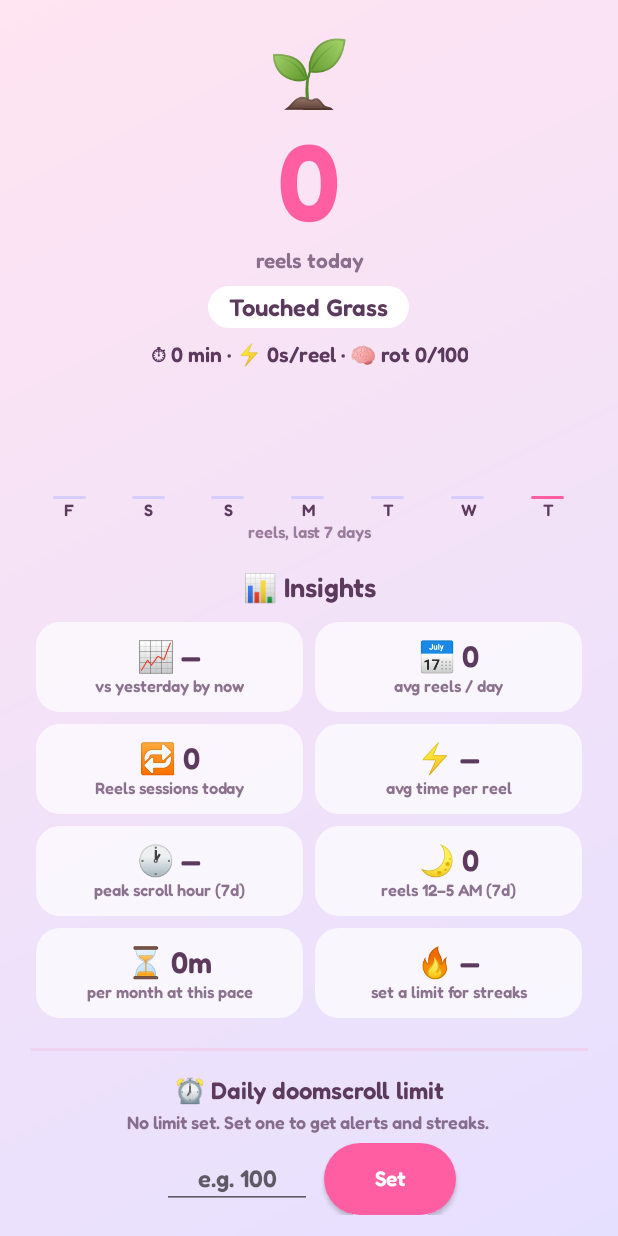
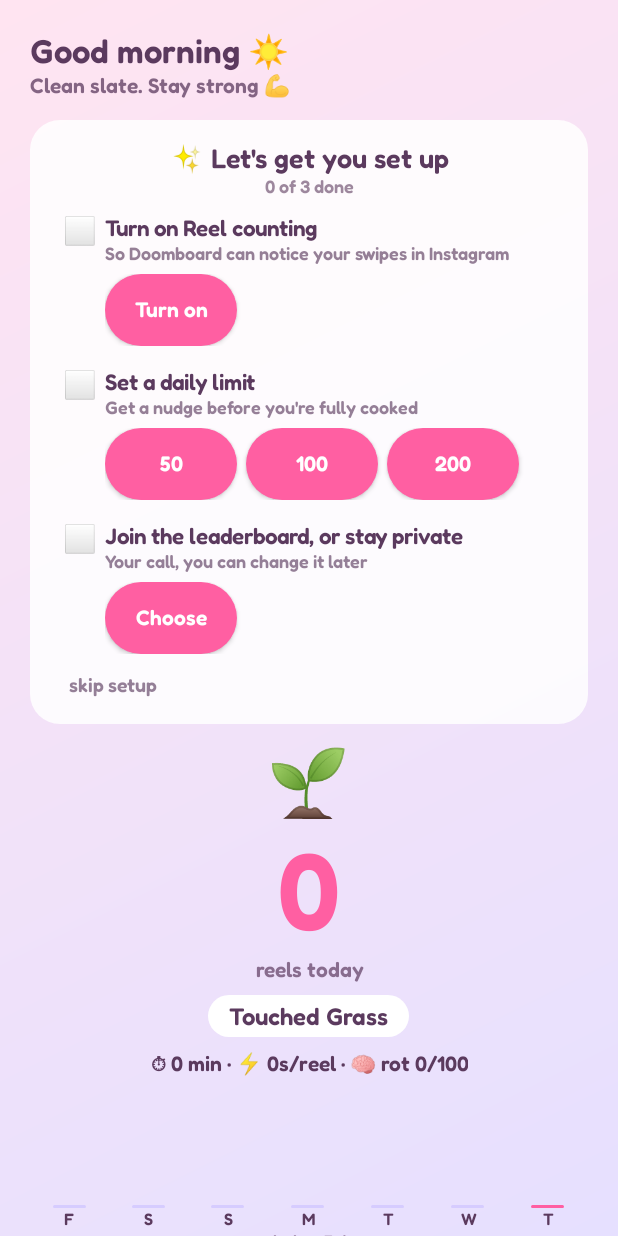
Before and after one commit to DevaP06/doomboard-android, an Android app: the screen it shows after launch (MainActivity), on a phone screen of 412 x 824 dp. Run offline under Robolectric (Android 15) with nearby library versions, the phone set to English and light mode, and no system bars.

Commit message:
Landing page (docs/, for GitHub Pages) and friendlier first-run UX (v0.3.0)
- docs/index.html: hero with animated phone demo, features, titles, live
  leaderboard from Supabase (read-only, nicknames as text), honest install
  steps incl. the Play Protect block, FAQ. Light/dark, checked at 360px.
- App: time-of-day greeting with nickname, a roast line by count/limit, and
  a "Let's get you set up" checklist (counting, one-tap limit chips,
  leaderboard choice) that disappears when done or skipped.

Co-Authored-By: Claude Opus 5.5 <noreply@anthropic.com>

```diff
--- a/app/build.gradle.kts
+++ b/app/build.gradle.kts
@@ -18,8 +18,8 @@ android {
         applicationId = "app.doomboard"
         minSdk = 26
         targetSdk = 36
-        versionCode = 2
-        versionName = "0.2.0"
+        versionCode = 3
+        versionName = "0.3.0"
     }
 
     signingConfigs {
--- a/app/src/main/java/app/doomboard/Fun.kt
+++ b/app/src/main/java/app/doomboard/Fun.kt
@@ -26,4 +26,27 @@ object Fun {
     private val ANIMAL = listOf("Otter", "Goblin", "Panda", "Raccoon", "Potato", "Gremlin", "Capybara", "Noodle", "Pigeon", "Llama", "Walrus", "Toast")
 
     fun randomNick() = ADJ.random() + ANIMAL.random() + (10..99).random()
+
+    // Home-screen greeting by time of day.
+    fun greeting(hour: Int, nick: String?): String {
+        val name = nick?.let { ", $it" } ?: ""
+        return when (hour) {
+            in 0..4 -> "It's ${if (hour == 0) 12 else hour} AM$name. Go to sleep 😭"
+            in 5..11 -> "Good morning$name ☀️"
+            in 12..16 -> "Good afternoon$name 👋"
+            in 17..21 -> "Good evening$name 🌆"
+            else -> "Late-night scroll$name? 🌙"
+        }
+    }
+
+    // One-line roast under the greeting. Being over the limit wins over everything else.
+    fun roast(reels: Int, limit: Int): String = when {
+        limit in 1..reels -> if (reels == limit) "That's your limit. Put it down, bestie 🛑" else "${reels - limit} over your limit. We need to talk 🛑"
+        reels == 0 -> "Clean slate. Stay strong 💪"
+        reels < 10 -> "Barely touched it. Proud of you 🌱"
+        reels < 50 -> "Casual scrolling. For now 👀"
+        reels < 100 -> "The rabbit hole is calling 🐇"
+        reels < 200 -> "Bestie… put the phone down 🫠"
+        else -> "You are the algorithm now 🧟"
+    }
 }
--- a/app/src/main/java/app/doomboard/MainActivity.kt
+++ b/app/src/main/java/app/doomboard/MainActivity.kt
@@ -39,6 +39,10 @@ class MainActivity : Activity() {
     private lateinit var font: Typeface
     private val main = Handler(Looper.getMainLooper())
 
+    private lateinit var scroll: ScrollView
+    private lateinit var greeting: TextView
+    private lateinit var roast: TextView
+    private lateinit var onboardBox: LinearLayout
     private lateinit var mood: TextView
     private lateinit var count: TextView
     private lateinit var title: TextView
@@ -58,6 +62,7 @@ class MainActivity : Activity() {
     private val tick = object : Runnable {
         override fun run() {
             renderStats()
+            renderGreeting()
             if (Debug.enabled) debugText.text = Debug.text()
             if (store.profile != null && mode == null && System.currentTimeMillis() - boardLoadedAt > 30_000) renderBoard()
             main.postDelayed(this, 1000)
@@ -70,9 +75,15 @@ class MainActivity : Activity() {
         font = resources.getFont(R.font.fredoka)
 
         val col = vbox().apply { setPadding(dp(20), dp(20), dp(20), dp(20)) }
+        greeting = text("", 22f).apply { gravity = Gravity.START }
+        roast = text("", 14f, alpha = 0.75f).apply { gravity = Gravity.START }
+        col.addView(greeting, LinearLayout.LayoutParams(MATCH_PARENT, WRAP_CONTENT))
+        col.addView(roast, LinearLayout.LayoutParams(MATCH_PARENT, WRAP_CONTENT))
+        onboardBox = vbox()
+        col.addView(onboardBox, LinearLayout.LayoutParams(MATCH_PARENT, WRAP_CONTENT).apply { topMargin = dp(14) })
         mood = text("", 44f)
         count = text("0", 72f, PINK)
-        col.addView(mood)
+        col.addView(mood, lp(top = 10))
         col.addView(count)
         col.addView(text("reels today", 14f, alpha = 0.7f))
         title = text("", 16f).apply { background = pill(Color.WHITE); setPadding(dp(14), dp(4), dp(14), dp(4)) }
@@ -105,7 +116,7 @@ class MainActivity : Activity() {
         }
         col.addView(debugText, LinearLayout.LayoutParams(MATCH_PARENT, WRAP_CONTENT))
 
-        val scroll = ScrollView(this).apply {
+        scroll = ScrollView(this).apply {
             addView(col)
             isFillViewport = true
             background = GradientDrawable(GradientDrawable.Orientation.TL_BR, intArrayOf(0xFFFFE4F1.toInt(), 0xFFE6E0FF.toInt()))
@@ -122,6 +133,7 @@ class MainActivity : Activity() {
     override fun onResume() {
         super.onResume()
         statsSignature = null
+        renderGreeting()
         renderService()
         renderSettings()
         renderBoard()
@@ -185,6 +197,7 @@ class MainActivity : Activity() {
 
     // --- settings: daily limit alerts + pop-up counter ---
     private fun renderSettings() {
+        if (::onboardBox.isInitialized) renderOnboarding() // setting a limit ticks the checklist
         settingsBox.removeAllViews()
         val limit = store.limit
         settingsBox.addView(text("⏰ Daily doomscroll limit", 16f))
@@ -233,6 +246,62 @@ class MainActivity : Activity() {
         }
     }
 
+    // --- greeting + first-run setup checklist ---
+    private fun renderGreeting() {
+        greeting.text = Fun.greeting(LocalTime.now().hour, store.profile?.nick)
+        roast.text = Fun.roast(store.day().reels, store.limit)
+    }
+
+    private fun renderOnboarding() {
+        onboardBox.removeAllViews()
+        val counting = serviceEnabled()
+        val limitSet = store.limit > 0
+        val boardChosen = store.profile != null || store.optedOut
+        if (!store.onboarded && counting && limitSet && boardChosen) {
+            store.onboarded = true
+            Toast.makeText(this, "You're all set! Go scroll (responsibly) 🫡", Toast.LENGTH_LONG).show()
+        }
+        if (store.onboarded) { onboardBox.visibility = View.GONE; return }
+
+        onboardBox.visibility = View.VISIBLE
+        onboardBox.background = GradientDrawable().apply { setColor(0xD9FFFFFF.toInt()); cornerRadius = dp(20).toFloat() }
+        onboardBox.setPadding(dp(16), dp(14), dp(16), dp(10))
+        onboardBox.addView(text("✨ Let's get you set up", 18f))
+        onboardBox.addView(text("${listOf(counting, limitSet, boardChosen).count { it }} of 3 done", 12f, alpha = 0.6f))
+
+        setupStep(counting, "Turn on Reel counting", "So Doomboard can notice your swipes in Instagram")
+            ?.addView(button("Turn on") { showDisclosure() })
+        setupStep(limitSet, "Set a daily limit", "Get a nudge before you're fully cooked")?.let { box ->
+            val chips = LinearLayout(this)
+            for (n in listOf(50, 100, 200)) chips.addView(button("$n") {
+                store.limit = n
+                askNotificationPermission()
+                statsSignature = null
+                renderSettings()
+            }, LinearLayout.LayoutParams(WRAP_CONTENT, WRAP_CONTENT).apply { marginEnd = dp(6) })
+            box.addView(chips)
+        }
+        setupStep(boardChosen, "Join the leaderboard, or stay private", "Your call, you can change it later")
+            ?.addView(button("Choose") { scroll.smoothScrollTo(0, boardBox.top) })
+
+        onboardBox.addView(link("skip setup") { store.onboarded = true; renderOnboarding() })
+    }
+
+    // One checklist row. Returns a container for the step's action when it isn't done yet.
+    private fun setupStep(done: Boolean, title: String, hint: String): LinearLayout? {
+        val row = LinearLayout(this).apply { setPadding(0, dp(10), 0, 0) }
+        row.addView(text(if (done) "✅" else "⬜", 18f), LinearLayout.LayoutParams(dp(34), WRAP_CONTENT))
+        val body = LinearLayout(this).apply { orientation = LinearLayout.VERTICAL }
+        body.addView(text(title, 15f, alpha = if (done) 0.5f else 1f).apply { gravity = Gravity.START })
+        if (!done) body.addView(text(hint, 12f, alpha = 0.65f).apply { gravity = Gravity.START })
+        row.addView(body, LinearLayout.LayoutParams(0, WRAP_CONTENT, 1f))
+        onboardBox.addView(row, LinearLayout.LayoutParams(MATCH_PARENT, WRAP_CONTENT))
+        if (done) return null
+        val action = LinearLayout(this).apply { setPadding(dp(34), dp(6), 0, dp(4)) }
+        onboardBox.addView(action, LinearLayout.LayoutParams(MATCH_PARENT, WRAP_CONTENT))
+        return action
+    }
+
     // --- turning on the counter (Accessibility Service) ---
     private fun serviceEnabled(): Boolean {
         val on = Settings.Secure.getString(contentResolver, Settings.Secure.ENABLED_ACCESSIBILITY_SERVICES) ?: return false
@@ -262,6 +331,7 @@ class MainActivity : Activity() {
 
     // --- leaderboard: undecided -> join screen; opted out -> invite; joined -> board ---
     private fun renderBoard() {
+        renderOnboarding() // joining / staying private ticks the checklist
         boardBox.removeAllViews()
         val profile = store.profile
         if (mode != null || (profile == null && !store.optedOut)) return renderJoin(profile)
--- a/app/src/main/java/app/doomboard/Store.kt
+++ b/app/src/main/java/app/doomboard/Store.kt
@@ -63,6 +63,11 @@ class Store(ctx: Context) {
         get() = p.getInt("limit", 0)
         set(v) { p.edit().putInt("limit", v).apply() }
 
+    // First-run setup checklist finished or skipped.
+    var onboarded: Boolean
+        get() = p.getBoolean("onboarded", false)
+        set(v) { p.edit().putBoolean("onboarded", v).apply() }
+
     // Show the pop-up counter over Instagram while scrolling Reels.
     var overlay: Boolean
         get() = p.getBoolean("overlay", true)
```
Also changed, not shown: 3 other files.
